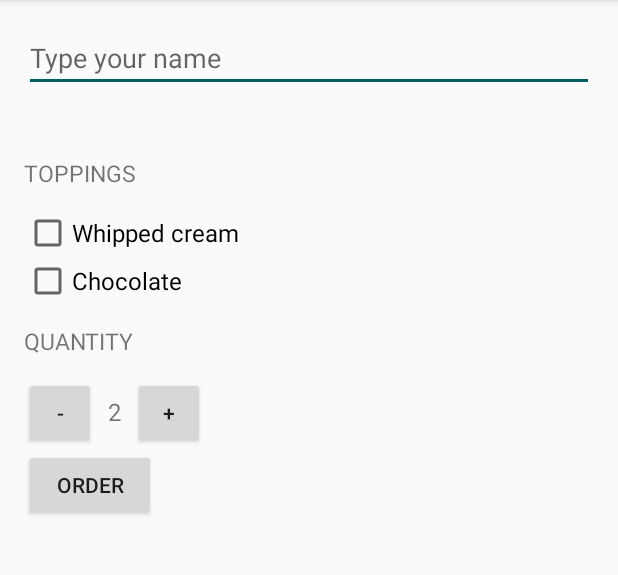
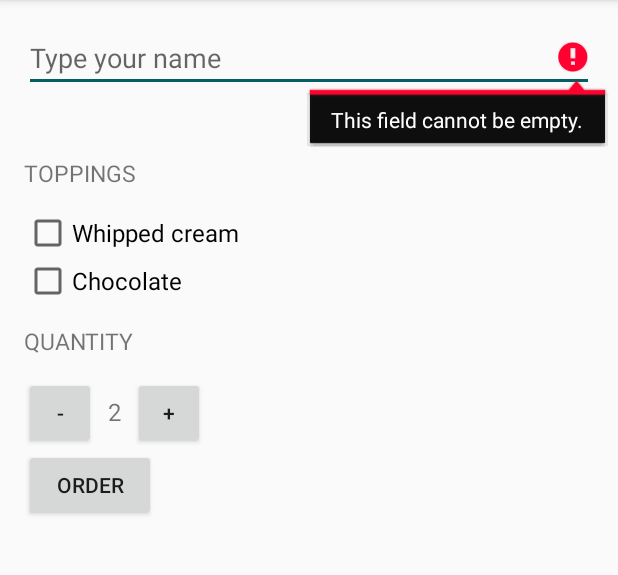
Before and after one commit to TomislavNovacic/JustJava, an Android app: the screen it shows after launch (MainActivity), after a tap on "ORDER", on a phone screen of 412 x 824 dp, the part 84-659 px from its top. Run offline under Robolectric (Android 15) with nearby library versions, the phone set to English and light mode, and no system bars.

Commit message:
Cleaned old code.

```diff
--- a/app/build.gradle
+++ b/app/build.gradle
@@ -5,7 +5,7 @@ android {
     buildToolsVersion "25.0.2"
     defaultConfig {
         applicationId "com.example.android.justjava"
-        minSdkVersion 15
+        minSdkVersion 17
         targetSdkVersion 25
         versionCode 1
         versionName "1.0"
--- a/app/src/main/java/com/example/android/justjava/MainActivity.java
+++ b/app/src/main/java/com/example/android/justjava/MainActivity.java
@@ -1,16 +1,13 @@
-/**
- * Add your package below. Package name can be found in the project's AndroidManifest.xml file.
- * This is the package name our example uses:
- *
- * package com.example.android.justjava;
- */
+
 package com.example.android.justjava;
 
 import android.content.Intent;
 import android.net.Uri;
 import android.os.Bundle;
 import android.support.v7.app.AppCompatActivity;
+import android.text.TextUtils;
 import android.view.View;
+import android.widget.Button;
 import android.widget.CheckBox;
 import android.widget.EditText;
 import android.widget.TextView;
@@ -18,70 +15,83 @@ import android.widget.Toast;
 
 import java.text.NumberFormat;
 
-/**
- * This app displays an order form to order coffee.
- */
 public class MainActivity extends AppCompatActivity {
 
     int quantity = 2;
+    EditText editText;
 
     @Override
     protected void onCreate(Bundle savedInstanceState) {
         super.onCreate(savedInstanceState);
         setContentView(R.layout.activity_main);
-    }
-    /**
-     * This method is called when the order button is clicked.
-     */
-    public void submitOrder(View view) {
-        /*String priceMessage ="Total: $" + (quantity*5);
-        priceMessage = priceMessage + "\nThank you!";
-        displayMessage(priceMessage);*/
 
-        // Methods can be used with strings or ints together to initialize variable
-       // String price = "Total: " + calculatePrice() + " kn" + "\nThank you!!!";
-        //displayMessage(price);
+        Button submitOrder = (Button) findViewById(R.id.submitOrder);
+        Button increment = (Button) findViewById(R.id.increment);
+        Button decrement = (Button) findViewById(R.id.decrement);
+
+        submitOrder.setOnClickListener(new View.OnClickListener() {
+            @Override
+            public void onClick(View v) {
 
                 boolean isWhipped = CheckWhipped();
-        CheckBox checkBox = (CheckBox) findViewById(R.id.chocolate_checkbox);
-        boolean hasChocolate = checkBox.isChecked();
+                boolean hasChocolate = CheckChocolate();
                 String userName = CheckName();
+
+                if(TextUtils.isEmpty(userName)) {
+                    editText.setError("This field cannot be empty.");
+                    return;
+                }
+
                 int basePrice = 5;
+
                 if(isWhipped) {
                     basePrice += 1;
                 }
+
                 if (hasChocolate){
                     basePrice += 2;
                 }
+
                 int orderPrice = basePrice * quantity;
 
-        String orderSummary = createOrderSummary(orderPrice, isWhipped, hasChocolate, userName);;
-        // displayMessage(orderSummary);
+                String orderSummary = createOrderSummary(orderPrice, isWhipped, hasChocolate, userName);
 
                 Intent intent = new Intent(Intent.ACTION_SENDTO);
-            intent.setData(Uri.parse("mailto:")); // only email apps should handle this
+                intent.setData(Uri.parse("mailto:"));
                 intent.putExtra(Intent.EXTRA_SUBJECT, getString(R.string.order_summary_email_subject,userName));
                 intent.putExtra(Intent. EXTRA_TEXT,orderSummary);
+
                 if (intent.resolveActivity(getPackageManager()) != null) {
                     startActivity(intent);
                 }
             }
+        });
 
-    /**
-     * Calculates the price of the order.
-     *
-     *
-     */
-    private int calculatePrice(boolean isWhipped, boolean hasChocolate, int quantity) {
-        int basePrice = 5;
-        if(isWhipped) {
-            basePrice += 1;
+        increment.setOnClickListener(new View.OnClickListener() {
+            @Override
+            public void onClick(View v) {
+                if(quantity <= 99) {
+                    quantity = quantity + 1;
+                    displayQuantity(quantity);
                 }
-        if (hasChocolate){
-            basePrice += 2;
+                else {
+                    Toast.makeText(MainActivity.this, "You cannot order more than 100 coffe's!",Toast.LENGTH_SHORT).show();
                 }
-        int orderPrice = basePrice * quantity;
-        return orderPrice;
+            }
+        });
+
+        decrement.setOnClickListener(new View.OnClickListener() {
+            @Override
+            public void onClick(View v) {
+                if(quantity >= 2) {
+                    quantity = quantity - 1;
+                    displayQuantity(quantity);
+                }
+                else {
+                    Toast.makeText(MainActivity.this, "You cannot order less than 1 coffe!",Toast.LENGTH_SHORT).show();
+                }
+            }
+        });
     }
 
     private String createOrderSummary (int orderPrice, boolean hasWhippedCream, boolean hasChocolate, String userName) {
@@ -93,52 +103,24 @@ public class MainActivity extends AppCompatActivity {
         summary += "\n" + getString(R.string.thank_you);
         return summary;
     }
-    /**
-     * This method displays the given quantity value on the screen.
-     */
+
     private void displayQuantity(int number) {
         TextView quantityTextView = (TextView) findViewById(R.id.quantity_text_view);
-        quantityTextView.setText("" + number);
-    }
-    /**
-     * This method displays the given price on the screen.
-     */
-    /*private void displayPrice(int number) {
-        TextView priceTextView = (TextView) findViewById(R.id.price_text_view);
-        priceTextView.setText(NumberFormat.getCurrencyInstance().format(number));
-    }*/
-    /**
-     * This method displays the given text on the screen.
-     */
-    public void decrement(View view) {
-        if(quantity >= 2) {
-            quantity = quantity - 1;
-            displayQuantity(quantity);
-        }
-        else {
-            Toast.makeText(MainActivity.this, "You cannot order less than 1 coffe!",Toast.LENGTH_SHORT).show();
-            return;
-        }
-    }
-    public void increment(View view) {
-        if(quantity <= 99) {
-            quantity = quantity + 1;
-            displayQuantity(quantity);
-        }
-        else {
-            Toast.makeText(MainActivity.this, "You cannot order more than 100 coffe's!",Toast.LENGTH_SHORT).show();
-            return;
-        }
+        quantityTextView.setText(String.valueOf(number));
     }
 
     public boolean CheckWhipped () {
         CheckBox checkBox = (CheckBox) findViewById(R.id.whipped_cream_checkbox);
-        boolean isWhipped = checkBox.isChecked();
-        return isWhipped;
+        return checkBox.isChecked();
+    }
+
+    public boolean CheckChocolate () {
+        CheckBox checkBox = (CheckBox) findViewById(R.id.chocolate_checkbox);
+        return checkBox.isChecked();
     }
 
     public String CheckName () {
-        EditText editText = (EditText) findViewById(R.id.name_edittext_view);
+        editText = (EditText) findViewById(R.id.name_edittext_view);
         return editText.getText().toString();
     }
 }
--- a/app/src/main/res/layout/activity_main.xml
+++ b/app/src/main/res/layout/activity_main.xml
@@ -1,12 +1,12 @@
 <?xml version="1.0" encoding="utf-8"?>
 <ScrollView xmlns:android="http://schemas.android.com/apk/res/android"
-    xmlns:tools="http://schemas.android.com/tools"
     android:layout_width="match_parent"
     android:layout_height="match_parent"
     android:orientation="vertical">
+
     <LinearLayout
         android:layout_width="match_parent"
-    android:layout_height="match_parent"
+        android:layout_height="wrap_content"
         android:layout_margin="16dp"
         android:orientation="vertical">
 
@@ -17,10 +17,10 @@
             android:id="@+id/name_edittext_view"
             android:hint="@string/type_your_name"
             android:layout_marginBottom="30dp"/>
+
         <TextView
             android:text="@string/toppings"
             style="@style/HeaderTextStyle">
-
         </TextView>
 
         <CheckBox
@@ -28,7 +28,7 @@
             android:layout_height="wrap_content"
             android:layout_width="wrap_content"
             android:text="@string/whipped_cream"
-        android:layout_marginRight="24dp"
+            android:layout_marginEnd="24dp"
             android:textSize="16sp">
         </CheckBox>
 
@@ -37,7 +37,7 @@
             android:layout_height="wrap_content"
             android:layout_width="wrap_content"
             android:text="@string/chocolate"
-        android:layout_marginRight="24dp"
+            android:layout_marginEnd="24dp"
             android:textSize="16sp">
         </CheckBox>
 
@@ -54,8 +54,8 @@
             <Button
                 android:layout_height="48dp"
                 android:layout_width="48dp"
-            android:text="-"
-            android:onClick="decrement"/>
+                android:text="@string/minus"
+                android:id="@+id/decrement"/>
 
             <TextView
                 android:textSize="16sp"
@@ -65,19 +65,20 @@
                 android:layout_marginRight="8dp"
                 android:layout_marginLeft="8dp"
                 android:textAlignment="center"
-            android:text="2" />
+                android:text="@string/placeholder" />
 
             <Button
                 android:layout_height="48dp"
                 android:layout_width="48dp"
-            android:text="+"
-            android:onClick="increment"/>
+                android:text="@string/plus"
+                android:id="@+id/increment"/>
 
         </LinearLayout>
         <Button
             android:layout_height="wrap_content"
             android:layout_width="wrap_content"
             android:text="@string/order"
-        android:onClick="submitOrder"/>
+            android:id="@+id/submitOrder"/>
     </LinearLayout>
+
 </ScrollView>
--- a/app/src/main/res/values/strings.xml
+++ b/app/src/main/res/values/strings.xml
@@ -17,4 +17,7 @@
     <string name="thank_you">Thank you!</string>
 
     <string name="order_summary_email_subject">Just Java order for <xliff:g id="subject" example="tomi">%s</xliff:g></string>
+    <string name="minus">-</string>
+    <string name="plus">+</string>
+    <string name="placeholder">2</string>
 </resources>
--- a/build.gradle
+++ b/build.gradle
@@ -5,7 +5,7 @@ buildscript {
         jcenter()
     }
     dependencies {
-        classpath 'com.android.tools.build:gradle:2.3.1'
+        classpath 'com.android.tools.build:gradle:2.3.2'
 
         // NOTE: Do not place your application dependencies here; they belong
         // in the individual module build.gradle files
```
Also changed, not shown: 1 other file. Lines whose indentation alone changed are shown as unchanged.
